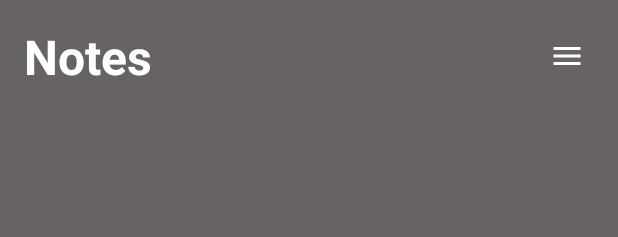
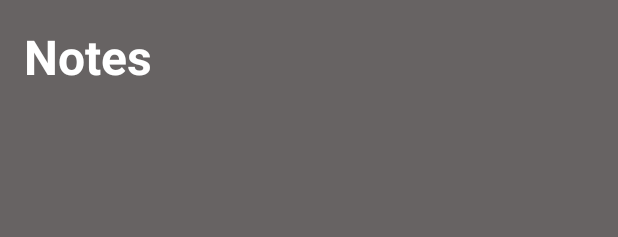
Before and after one commit to MigueldeNobrega/Futbol_Connection_Notes, an Android app: the layout activity_main.xml on its own in the app's theme, with its tools: preview values and no code run, on a phone screen of 412 x 824 dp. Shown: the top 237 px of the screen. Run offline under Robolectric (Android 15) with nearby library versions, the phone set to English and light mode, and no system bars.

```diff
--- a/app/src/main/java/com/example/futbol_connection_notes/MainActivity.java
+++ b/app/src/main/java/com/example/futbol_connection_notes/MainActivity.java
@@ -34,10 +34,10 @@ public class MainActivity extends AppCompatActivity {
 
         addNoteBtn = findViewById(R.id.add_note_btn);
         recyclerView = findViewById(R.id.recyler_view);
-        menuBtn = findViewById(R.id.menu_btn);
+       // menuBtn = findViewById(R.id.menu_btn);
 
         addNoteBtn.setOnClickListener((v)-> startActivity(new Intent(MainActivity.this,NoteDetailsActivity.class)) );
-        menuBtn.setOnClickListener((v)->showMenu() );
+       // menuBtn.setOnClickListener((v)->showMenu() );
         setupRecyclerView();
 
         BottomNavigationView bottomNavigationView = findViewById(R.id.bottomNavigation);
@@ -66,7 +66,7 @@ public class MainActivity extends AppCompatActivity {
 
 
 
-    void showMenu(){
+   /* void showMenu(){
         PopupMenu popupMenu  = new PopupMenu(MainActivity.this,menuBtn);
         popupMenu.getMenu().add("Logout");
         popupMenu.show();
@@ -83,7 +83,7 @@ public class MainActivity extends AppCompatActivity {
             }
         });
 
-    }
+    }*/
 
     void setupRecyclerView(){
         Query query  = Utility.getCollectionReferenceForNotes().orderBy("timestamp",Query.Direction.DESCENDING);
--- a/app/src/main/res/layout/activity_main.xml
+++ b/app/src/main/res/layout/activity_main.xml
@@ -20,16 +20,7 @@
             android:textColor="@color/white"
             android:textStyle="bold"/>
 
-        <ImageButton
-            android:layout_width="36dp"
-            android:layout_height="36dp"
-            android:id="@+id/menu_btn"
-            android:src="@drawable/ic_baseline_menu_24"
-            android:layout_alignParentEnd="true"
-            android:layout_centerVertical="true"
-            app:tint="@color/white"
-            android:background="?attr/selectableItemBackgroundBorderless"
-            />
+
 
     </RelativeLayout>
 
```
